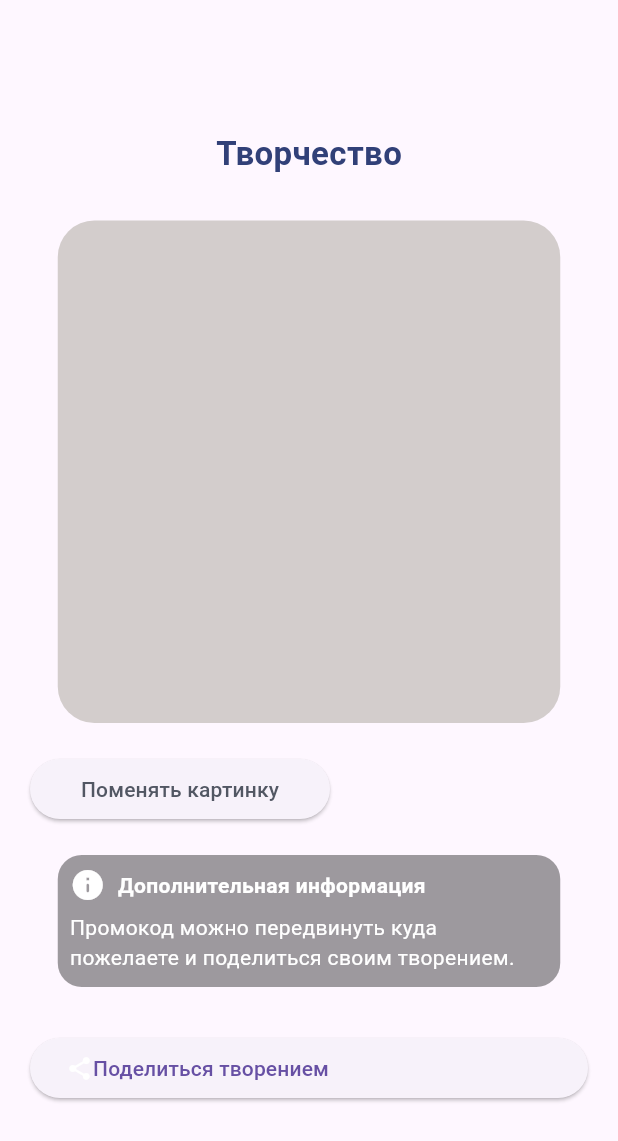
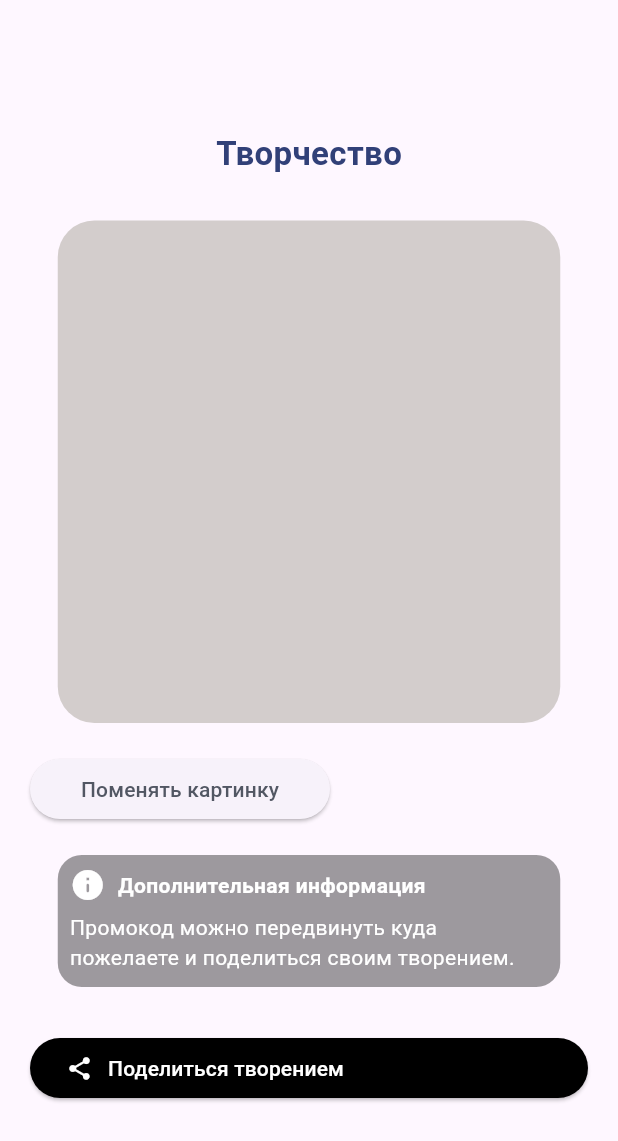
Before and after one commit to ksenia-nesytova/flutter_cars7, a Flutter app: the screen it shows after launch, on a phone screen of 412 x 824 dp. Shown: the top 1141 px of the screen. Run offline on Flutter 3.47's test engine with Material 3 defaults, Android fonts, the phone set to English and light mode, and no system bars.

Commit message:
add: styles to Share btn

```diff
--- a/lib/main.dart
+++ b/lib/main.dart
@@ -99,9 +99,16 @@ class MainApp extends StatelessWidget {
                 onPressed: () {
                   print("Поделиться");
                 },
+                  style: ElevatedButton.styleFrom(
+                    backgroundColor: Colors.black,
+                  ),
                   child: Row(children: [
                     Icon(Icons.share_rounded, color: Colors.white),
-                    Text('Поделиться творением')
+                    SizedBox(width: 10),
+                    Text(
+                      'Поделиться творением',
+                      style: TextStyle(color: Colors.white),
+                    ),
                   ]),
               ),
               )
```
